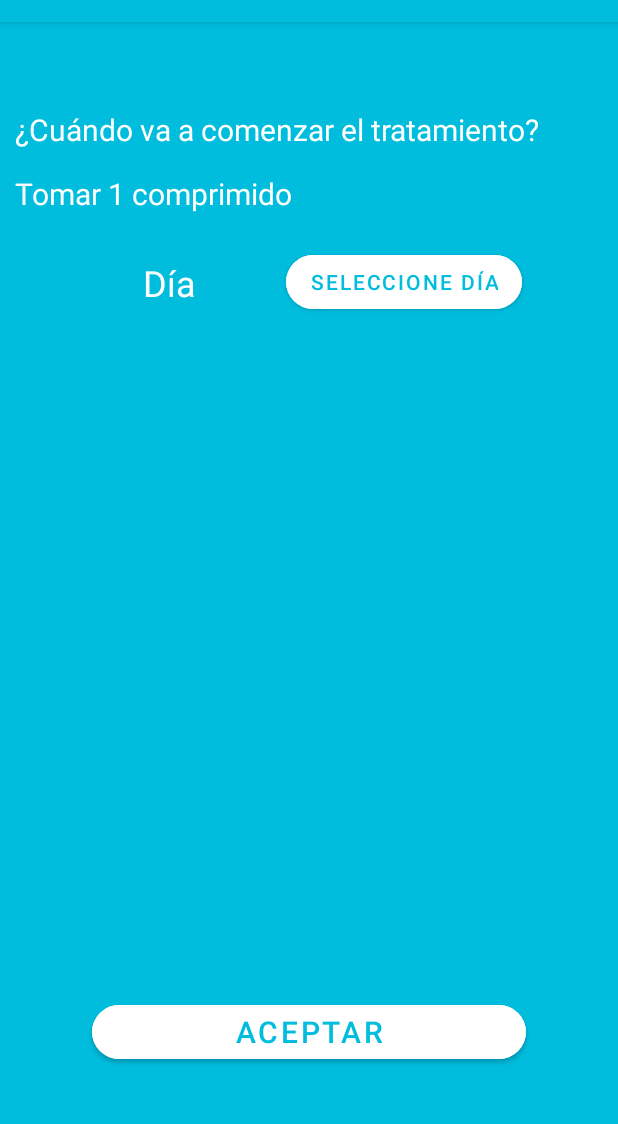
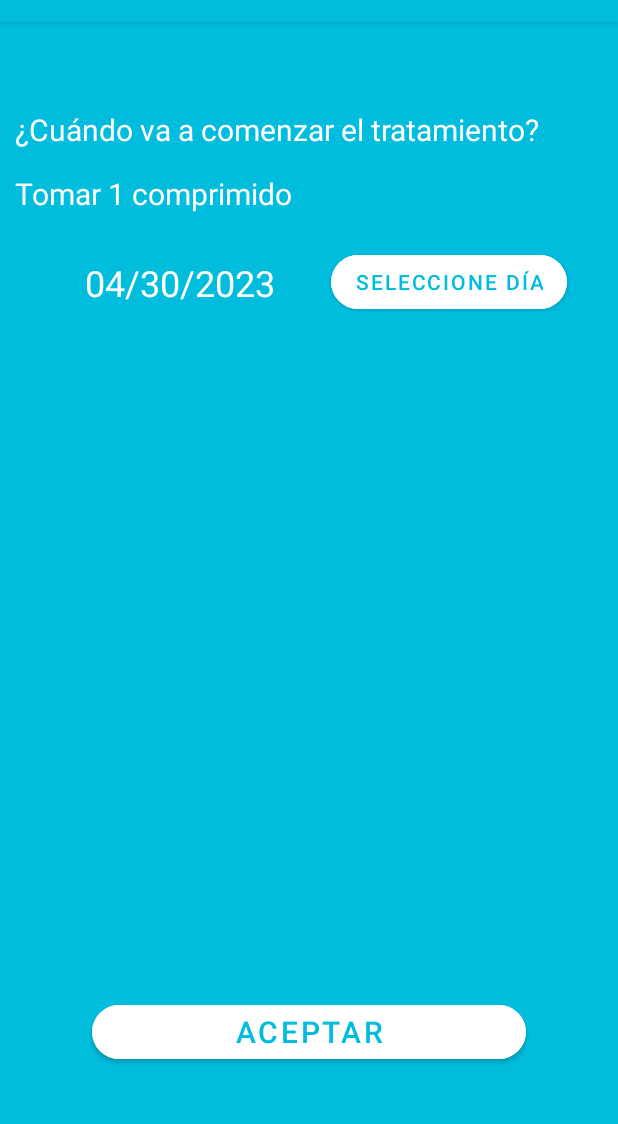
Before and after one commit to Lucosiar/Efi_Cura, an Android app: the FormularioInicioMActivity screen opened directly, with no data from a screen before it, on a phone screen of 412 x 824 dp, the part 62-1186 px from its top. Run offline under Robolectric (Android 15) with nearby library versions, the phone set to English and light mode, and no system bars.

Commit message:
4/4/2023 Commit

```diff
--- a/app/src/main/java/com/example/a222/FormularioMedicacion/Formulario5Activity.java
+++ b/app/src/main/java/com/example/a222/FormularioMedicacion/Formulario5Activity.java
@@ -2,6 +2,7 @@ package com.example.a222.FormularioMedicacion;
 
 import android.content.SharedPreferences;
 import android.os.Bundle;
+import android.util.Log;
 import android.widget.ArrayAdapter;
 import android.widget.ListView;
 import android.widget.TextView;
@@ -9,6 +10,8 @@ import android.widget.TextView;
 import androidx.appcompat.app.AppCompatActivity;
 
 import com.example.a222.R;
+
+import java.io.IOException;
 
 public class Formulario5Activity extends AppCompatActivity {
 
@@ -64,7 +67,7 @@ public class Formulario5Activity extends AppCompatActivity {
         SharedPreferences s = getSharedPreferences("datos", MODE_PRIVATE);
         String nombre = s.getString("nombre", "");
         String formato = s.getString("forma", "");
-        String cantidad = s.getString("cantidad", "");
+        String cantidad = s.getString("cantidadDiaria", "");
 
         //Mostrar por pantalla medicacion, cantidad y formato
         int canInt = Integer.parseInt(cantidad);
--- a/app/src/main/java/com/example/a222/FormularioMedicacion/FormularioInicioMActivity.java
+++ b/app/src/main/java/com/example/a222/FormularioMedicacion/FormularioInicioMActivity.java
@@ -12,6 +12,7 @@ import android.widget.TextView;
 
 import com.example.a222.R;
 
+import java.text.SimpleDateFormat;
 import java.util.Calendar;
 
 public class FormularioInicioMActivity extends AppCompatActivity {
@@ -19,6 +20,7 @@ public class FormularioInicioMActivity extends AppCompatActivity {
     Activity inicio;
     TextView tvMostrarDiaComienzo;
     Button selDiaComienzo;
+    Calendar calendar;
 
     @Override
     protected void onCreate(Bundle savedInstanceState) {
@@ -27,10 +29,14 @@ public class FormularioInicioMActivity extends AppCompatActivity {
 
         inicializar();
 
-        selDiaComienzo.setOnClickListener(new View.OnClickListener() {
-            @Override
-            public void onClick(View v) {
-                final Calendar calendar = Calendar.getInstance();
+        calendar = Calendar.getInstance();
+        SimpleDateFormat formato = new SimpleDateFormat("dd/mm/yyyy");
+        String fechaActual = formato.format(calendar.getTime());
+        tvMostrarDiaComienzo.setText(fechaActual);
+
+
+        selDiaComienzo.setOnClickListener(v -> {
+            calendar = Calendar.getInstance();
 
             calendar.set(2022,0,1);
 
@@ -43,12 +49,13 @@ public class FormularioInicioMActivity extends AppCompatActivity {
 
             datePickerDialog.getDatePicker().setMinDate(System.currentTimeMillis());
 
-                datePickerDialog.getDatePicker().init(calendar.get(Calendar.YEAR), calendar.get(Calendar.MONTH), calendar.get(Calendar.DAY_OF_MONTH), (view, year, monthOfYear, dayOfMonth) -> {
+
+            datePickerDialog.getDatePicker()
+                    .init(calendar.get(Calendar.YEAR), calendar.get(Calendar.MONTH), calendar.get(Calendar.DAY_OF_MONTH), (view, year, monthOfYear, dayOfMonth) -> {
                 Calendar selectedDate = Calendar.getInstance();
                 selectedDate.set(year, monthOfYear, dayOfMonth);
             });
             datePickerDialog.show();
-            }
         });
     }
 
--- a/app/src/main/res/layout/activity_formulario_inicio_mactivity.xml
+++ b/app/src/main/res/layout/activity_formulario_inicio_mactivity.xml
@@ -56,10 +56,10 @@
 
                 <TextView
                     android:id="@+id/tvMostrarDiaComienzo"
-                    android:layout_width="125dp"
+                    android:layout_width="170dp"
                     android:layout_height="wrap_content"
                     android:layout_gravity="center"
-                    android:layout_marginStart="50sp"
+                    android:layout_marginStart="35sp"
                     android:layout_marginTop="10sp"
                     android:layout_marginEnd="15sp"
                     android:text="Día"
```
Lines whose indentation alone changed are shown as unchanged.
